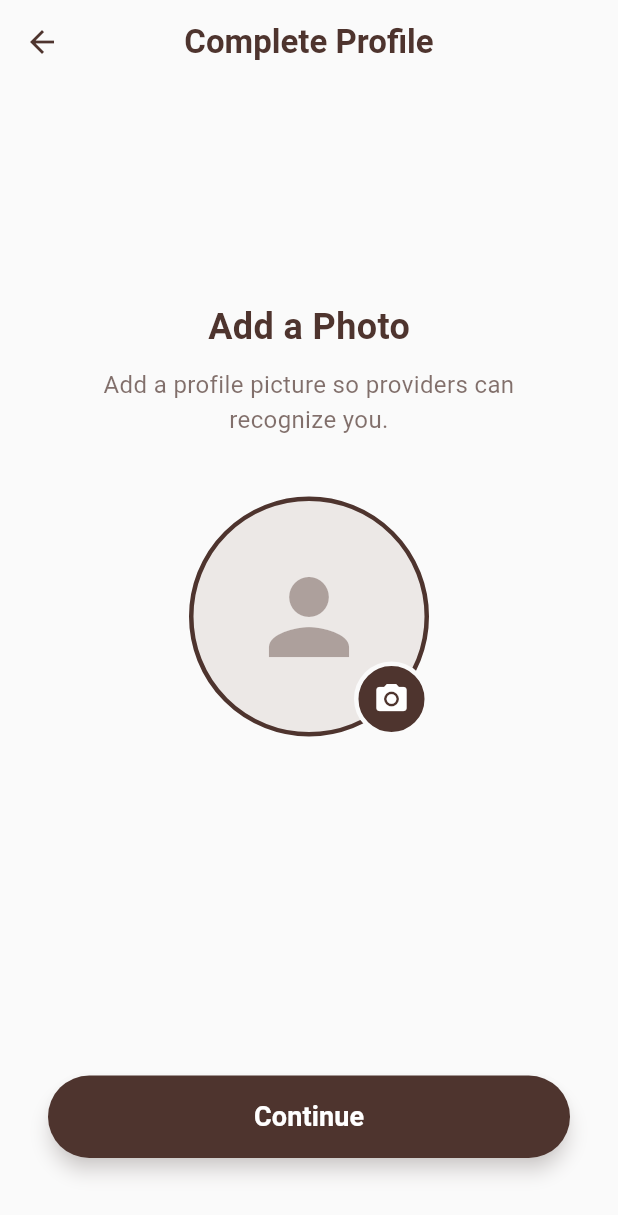
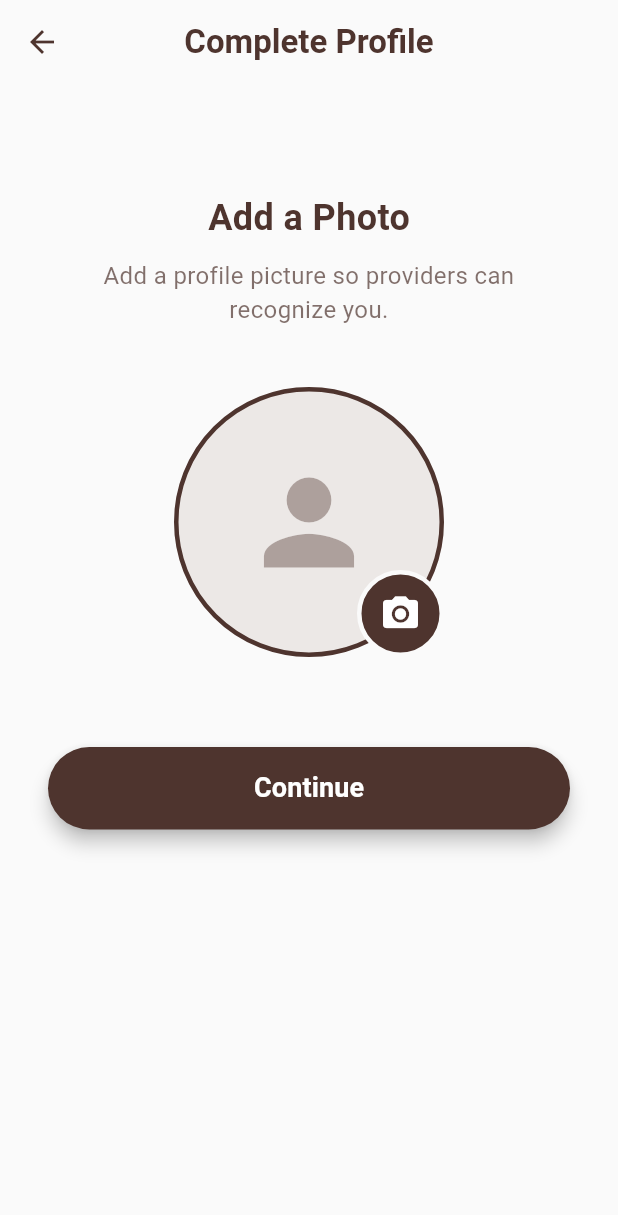
Before and after one commit to BinaryVibe/handyconnect, a Flutter app: the CustomerProfileScreen screen opened directly, on a phone screen of 412 x 824 dp. Shown: the top 1215 px of the screen. Run offline on Flutter 3.47's test engine with Material 3 defaults, Android fonts, the phone set to English and light mode, and no system bars; our stand-ins replace image_picker, supabase_flutter; accounts and stored records are empty.

Commit message:
added a layout builder in customer_profile_input

```diff
--- a/lib/customer_profile_input.dart
+++ b/lib/customer_profile_input.dart
@@ -43,48 +43,70 @@ class _CustomerProfileScreenState extends State<CustomerProfileScreen> {
       );
       return;
     }
-
-    // TODO: Upload image to Supabase storage here
-    print("Customer Profile Image: ${_profileImage!.path}");
-
+    // TODO: Upload logic here
     ScaffoldMessenger.of(context).showSnackBar(
       const SnackBar(
         content: Text('Profile Setup Complete!'),
-        backgroundColor: Colors.green,
+        backgroundColor: Colors.green
       ),
     );
-
-    // Navigate to Home Screen
-    // Navigator.pushReplacement(context, MaterialPageRoute(builder: (_) => CustomerHomeScreen()));
   }
 
   @override
   Widget build(BuildContext context) {
+    // 1. Get total screen width using MediaQuery
+    final double screenWidth = MediaQuery.of(context).size.width;
+
+    // 2. Define a threshold for "Mobile" vs "Desktop/Web"
+    final bool isWideScreen = screenWidth > 600;
+
     return Scaffold(
       backgroundColor: scaffoldBackground,
       appBar: AppBar(
         backgroundColor: scaffoldBackground,
         elevation: 0,
+        centerTitle: true,
         leading: IconButton(
           icon: Icon(Icons.arrow_back, color: primaryBrown),
           onPressed: () => Navigator.of(context).pop(),
         ),
         title: Text(
           "Complete Profile",
-          style: TextStyle(
-            color: primaryBrown,
-            fontWeight: FontWeight.bold,
+          style: TextStyle(color: primaryBrown, fontWeight: FontWeight.bold),
         ),
       ),
-        centerTitle: true,
-      ),
-      body: SafeArea(
-        child: Padding(
+      body: Center(
+        // 3. ConstrainedBox forces the content to never exceed 600px width.
+        //    On wide screens, this creates the "gaps" on the sides automatically.
+        child: ConstrainedBox(
+          constraints: const BoxConstraints(maxWidth: 600),
+          child: Container(
+            // Optional: Add a shadow/card effect ONLY on wide screens to make it pop
+            decoration: isWideScreen
+                ? BoxDecoration(
+                    color: Colors.white,
+                    borderRadius: BorderRadius.circular(20),
+                    boxShadow: [
+                      BoxShadow(
+                        color: Colors.black.withOpacity(0.05),
+                        blurRadius: 20,
+                        spreadRadius: 5,
+                      )
+                    ],
+                  )
+                : null,
+            // Add padding inside the container
             padding: const EdgeInsets.all(32.0),
+            // Ensure full height on mobile, or wrap content on desktop
+            height: isWideScreen ? null : double.infinity,
+
+            child: SingleChildScrollView(
               child: Column(
+                mainAxisSize: MainAxisSize.min, // Shrink wrap on desktop
                 crossAxisAlignment: CrossAxisAlignment.center,
                 children: [
-              const Spacer(flex: 1),
+                  // For mobile, we might want some top spacing
+                  if (!isWideScreen) const SizedBox(height: 40),
 
                   Text(
                     "Add a Photo",
@@ -113,8 +135,8 @@ class _CustomerProfileScreenState extends State<CustomerProfileScreen> {
                       alignment: Alignment.bottomRight,
                       children: [
                         Container(
-                      width: 160,
-                      height: 160,
+                          width: 180,
+                          height: 180,
                           decoration: BoxDecoration(
                             shape: BoxShape.circle,
                             color: cardBackground.withOpacity(0.4),
@@ -129,30 +151,26 @@ class _CustomerProfileScreenState extends State<CustomerProfileScreen> {
                           child: _profileImage == null
                               ? Icon(
                                   Icons.person,
-                              size: 80,
+                                  size: 90,
                                   color: primaryBrown.withOpacity(0.4),
                                 )
                               : null,
                         ),
-                    // Camera Icon Badge
+                        // Camera Badge
                         Container(
-                      padding: const EdgeInsets.all(10),
+                          padding: const EdgeInsets.all(12),
                           decoration: BoxDecoration(
                             color: primaryBrown,
                             shape: BoxShape.circle,
                             border: Border.all(color: scaffoldBackground, width: 3),
                           ),
-                      child: const Icon(
-                        Icons.camera_alt,
-                        color: Colors.white,
-                        size: 24,
-                      ),
+                          child: const Icon(Icons.camera_alt, color: Colors.white, size: 28),
                         ),
                       ],
                     ),
                   ),
 
-              const Spacer(flex: 2),
+                  const SizedBox(height: 60),
 
                   // --- Continue Button ---
                   SizedBox(
@@ -167,19 +185,22 @@ class _CustomerProfileScreenState extends State<CustomerProfileScreen> {
                           borderRadius: BorderRadius.circular(30),
                         ),
                         elevation: 5,
-                    shadowColor: primaryBrown.withOpacity(0.4),
                       ),
                       child: const Text(
                         "Continue",
                         style: TextStyle(
                           fontSize: 18,
-                      fontWeight: FontWeight.w600,
+                          fontWeight: FontWeight.w600
                         ),
                       ),
                     ),
                   ),
-              const SizedBox(height: 20),
+
+                  // Bottom spacing for mobile scrolling
+                  if (!isWideScreen) const SizedBox(height: 20),
                 ],
+              ),
+            ),
           ),
         ),
       ),
```
Lines whose indentation alone changed are shown as unchanged.
